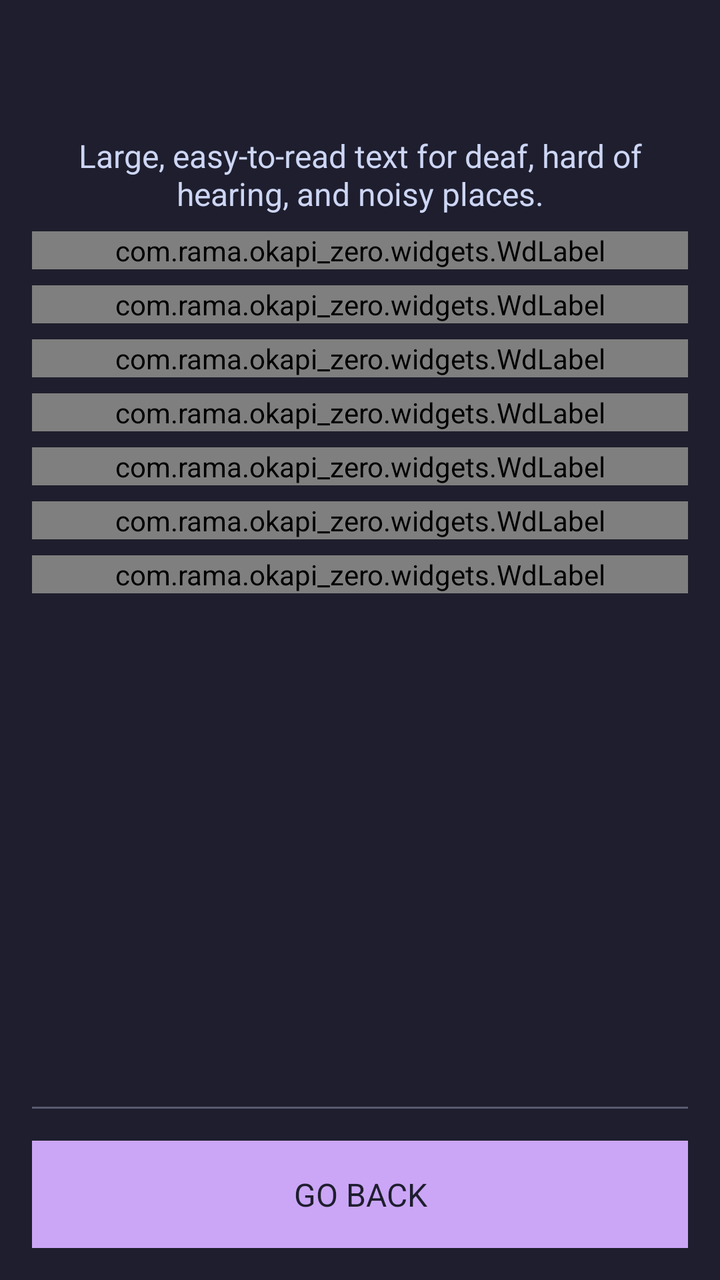
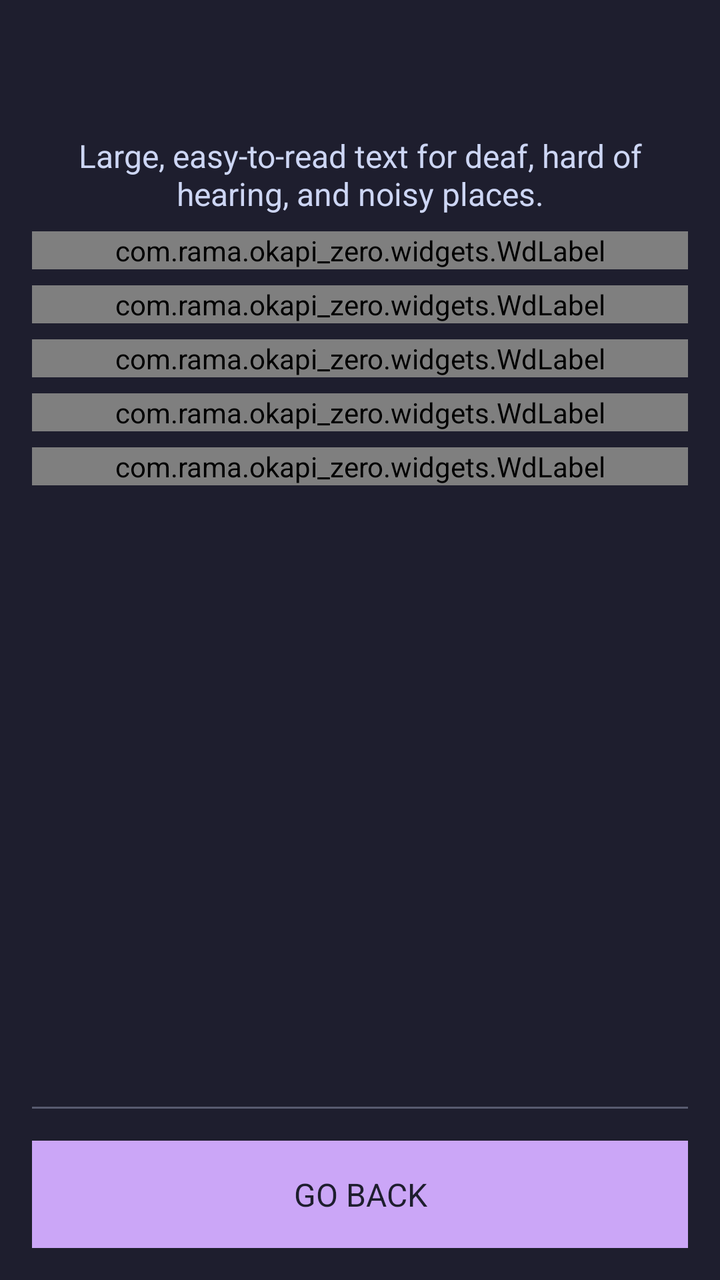

Screens rendered from an Android XML layout before and after an edit, with the pre-edit source and the edit as a unified diff.
<!-- AndroidManifest.xml: application theme Theme.Okapi -->
<!-- res/layout/activity_about.xml -->
<?xml version="1.0" encoding="utf-8"?>
<LinearLayout xmlns:android="http://schemas.android.com/apk/res/android"
    xmlns:app="http://schemas.android.com/apk/res-auto"
    android:id="@+id/root"
    style="@style/VerticalList"
    android:layout_height="match_parent"
    android:background="@color/base"
    android:paddingLeft="16dp"
    android:paddingTop="16dp"
    android:paddingRight="16dp"
    android:paddingBottom="16dp">

    <LinearLayout
        style="@style/VerticalList"
        android:gravity="center_horizontal">

        <TextView
            android:id="@+id/name_version"
            style="@style/H2_Center"
            android:textColor="@color/accent" />

        <View style="@style/SeparatorListHorizontal" />

        <TextView
            style="@style/Text_Center"
            android:text="@string/app_desc" />

        <View style="@style/SeparatorListHorizontal" />
    </LinearLayout>

    <ScrollView
        android:layout_width="match_parent"
        android:layout_height="0dp"
        android:layout_weight="1"
        android:background="@android:color/transparent"
        android:cacheColorHint="@android:color/transparent"
        android:fadingEdge="none"
        android:fillViewport="true"
        android:overScrollMode="never"
        android:scrollbars="none">

        <LinearLayout style="@style/VerticalList">

            <com.rama.okapi_zero.widgets.WdLabel
                style="@style/BlockFlow"
                app:icon="@drawable/px_check"
                app:text="@string/app_claims_size" />

            <View style="@style/SeparatorListHorizontal" />

            <com.rama.okapi_zero.widgets.WdLabel
                style="@style/BlockFlow"
                app:icon="@drawable/px_check"
                app:text="@string/app_claims_min_api" />

            <View style="@style/SeparatorListHorizontal" />

            <com.rama.okapi_zero.widgets.WdLabel
                style="@style/BlockFlow"
                app:icon="@drawable/px_check"
                app:text="@string/app_claims_ads_desc" />

            <View style="@style/SeparatorListHorizontal" />

            <com.rama.okapi_zero.widgets.WdLabel
                style="@style/BlockFlow"
                app:icon="@drawable/px_check"
                app:text="@string/app_claims_background_tasks_desc" />

            <View style="@style/SeparatorListHorizontal" />

            <com.rama.okapi_zero.widgets.WdLabel
                style="@style/BlockFlow"
                app:icon="@drawable/px_check"
                app:text="@string/app_claims_trackers_desc" />

            <View style="@style/SeparatorListHorizontal" />

            <com.rama.okapi_zero.widgets.WdLabel
                style="@style/BlockFlow"
                app:icon="@drawable/px_check"
                app:text="@string/app_claims_offline_desc" />

            <View style="@style/SeparatorListHorizontal" />

            <com.rama.okapi_zero.widgets.WdLabel
                style="@style/BlockFlow"
                app:icon="@drawable/px_check"
                app:text="@string/license_gpl3" />
        </LinearLayout>
    </ScrollView>

    <View style="@style/Separator" />

    <Button
        android:id="@+id/go_back"
        style="@style/BTN"
        android:text="@string/btn_go_back" />
</LinearLayout>
<!-- resources referenced by this layout -->
<resources>
  <color name="accent">#CBA6F7</color>
  <color name="base">#1E1E2E</color>
  <!-- drawable px_check (drawable) -->
  <vector xmlns:android="http://schemas.android.com/apk/res/android"
      android:width="24dp"
      android:height="24dp"
      android:viewportWidth="24"
      android:viewportHeight="24">
      <path
          android:fillColor="#CBDECD"
          android:pathData="M19,9l0,1l-1,0l0,1l-1,0l0,1l-1,0l0,1l-1,0l0,1l-1,0l0,1l-1,0l0,1l-1,0l0,1l-2,0l0,-1l-1,0l0,-1l-1,0l0,-1l-1,0l0,-1l-1,0l0,-1l1,0l0,-1l1,0l0,1l1,0l0,1l1,0l0,1l2,0l0,-1l1,0l0,-1l1,0l0,-1l1,0l0,-1l1,0l0,-1l1,0l0,-1l1,0l0,1l1,0z" />
  </vector>
  <string name="app_claims_ads_desc">No Ads</string>
  <string name="app_claims_background_tasks_desc">No Background Activity</string>
  <string name="app_claims_min_api">Supports Android 2.0 and Later</string>
  <string name="app_claims_offline_desc">Works Completely Offline</string>
  <string name="app_claims_size">From 70 to 130 KB</string>
  <string name="app_claims_trackers_desc">No Tracking</string>
  <string name="app_desc">Large, easy-to-read text for deaf, hard of hearing, and noisy places.</string>
  <string name="btn_go_back">GO BACK</string>
  <string name="license_gpl3" translatable="false">GPL 3.0</string>
  <style name="BTN" parent="BlockFlow">
          <item name="android:padding">16dp</item>
          <item name="android:textColor">@color/base</item>
          <item name="android:textSize">@dimen/text</item>
          <item name="android:background">@color/accent</item>
      </style>
  <style name="BlockFlow">
          <item name="android:layout_width">match_parent</item>
          <item name="android:layout_height">wrap_content</item>
      </style>
  <style name="H2_Center" parent="H2">
          <item name="android:gravity">center</item>
      </style>
  <style name="Separator">
          <item name="android:layout_width">match_parent</item>
          <item name="android:layout_height">1dp</item>
          <item name="android:background">@color/disabled</item>
          <item name="android:layout_marginTop">16dp</item>
          <item name="android:layout_marginBottom">16dp</item>
      </style>
  <style name="SeparatorListHorizontal">
          <item name="android:layout_width">@dimen/space_between_elements</item>
          <item name="android:layout_height">@dimen/space_between_elements</item>
      </style>
  <style name="Text_Center" parent="Text">
          <item name="android:gravity">center</item>
      </style>
  <style name="VerticalList" parent="BlockFlow">
          <item name="android:orientation">vertical</item>
      </style>
  <style name="Theme.Okapi" parent="@android:style/Theme.Black.NoTitleBar">
          <item name="android:windowBackground">@color/base</item>
          <item name="android:textColor">@color/text</item>
      </style>
  <dimen name="text">16sp</dimen>
  <style name="H2" parent="BlockFlow">
          <item name="android:textColor">@color/text</item>
          <item name="android:textSize">@dimen/h2</item>
      </style>
  <color name="disabled">#585B70</color>
  <dimen name="space_between_elements">8dp</dimen>
  <style name="Text" parent="BlockFlow">
          <item name="android:textColor">@color/text</item>
          <item name="android:textSize">@dimen/text</item>
      </style>
  <color name="text">#CDD6F4</color>
  <dimen name="h2">32sp</dimen>
</resources>

<!-- the commit's change to res/layout/activity_about.xml (unified diff, before → after) -->
@@ -44,13 +44,6 @@
             <com.rama.okapi_zero.widgets.WdLabel
                 style="@style/BlockFlow"
                 app:icon="@drawable/px_check"
-                app:text="@string/app_claims_size" />
-
-            <View style="@style/SeparatorListHorizontal" />
-
-            <com.rama.okapi_zero.widgets.WdLabel
-                style="@style/BlockFlow"
-                app:icon="@drawable/px_check"
                 app:text="@string/app_claims_min_api" />
 
             <View style="@style/SeparatorListHorizontal" />
@@ -59,13 +52,6 @@
                 style="@style/BlockFlow"
                 app:icon="@drawable/px_check"
                 app:text="@string/app_claims_ads_desc" />
-
-            <View style="@style/SeparatorListHorizontal" />
-
-            <com.rama.okapi_zero.widgets.WdLabel
-                style="@style/BlockFlow"
-                app:icon="@drawable/px_check"
-                app:text="@string/app_claims_background_tasks_desc" />
 
             <View style="@style/SeparatorListHorizontal" />
 
<!-- resource entries referenced after the edit -->
@@ -13,10 +13,8 @@
           android:pathData="M19,9l0,1l-1,0l0,1l-1,0l0,1l-1,0l0,1l-1,0l0,1l-1,0l0,1l-1,0l0,1l-1,0l0,1l-2,0l0,-1l-1,0l0,-1l-1,0l0,-1l-1,0l0,-1l-1,0l0,-1l1,0l0,-1l1,0l0,1l1,0l0,1l1,0l0,1l2,0l0,-1l1,0l0,-1l1,0l0,-1l1,0l0,-1l1,0l0,-1l1,0l0,-1l1,0l0,1l1,0z" />
   </vector>
   <string name="app_claims_ads_desc">No Ads</string>
-  <string name="app_claims_background_tasks_desc">No Background Activity</string>
-  <string name="app_claims_min_api">Supports Android 2.0 and Later</string>
+  <string name="app_claims_min_api">Supports Android 5.0 and Later</string>
   <string name="app_claims_offline_desc">Works Completely Offline</string>
-  <string name="app_claims_size">From 70 to 130 KB</string>
   <string name="app_claims_trackers_desc">No Tracking</string>
   <string name="app_desc">Large, easy-to-read text for deaf, hard of hearing, and noisy places.</string>
   <string name="btn_go_back">GO BACK</string>
